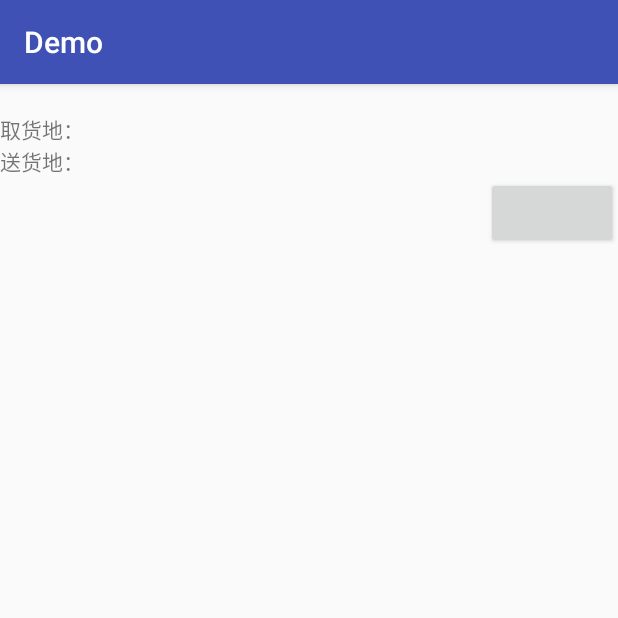
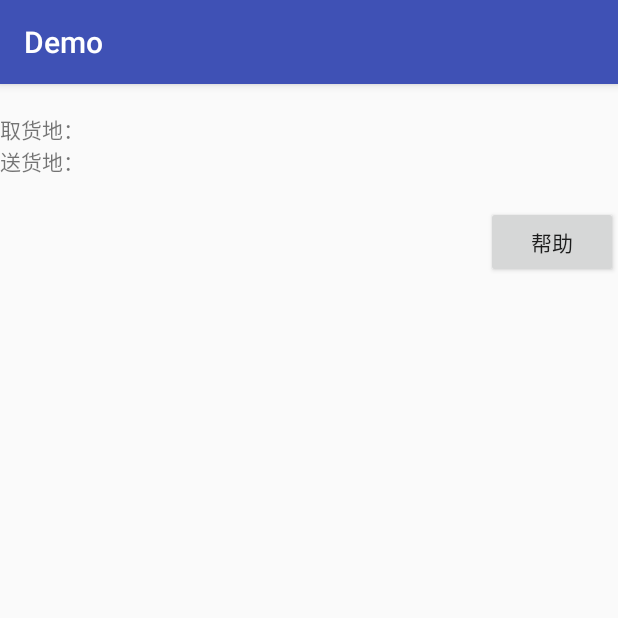
Before and after one commit to Haers/Demo, an Android app: the ItemActivity screen opened directly, with no data from a screen before it, on a phone screen of 412 x 824 dp, the top half of it. Run offline under Robolectric (Android 15) with nearby library versions, the phone set to English and light mode, and no system bars; 2 statements that could not run were skipped.

Commit message:
添加一个TextView，用于描述消息 设置帮助按钮的点击事件

```diff
--- a/app/src/main/res/layout/activity_item.xml
+++ b/app/src/main/res/layout/activity_item.xml
@@ -41,10 +41,16 @@
             android:layout_width="wrap_content"
             android:layout_height="wrap_content" />
     </LinearLayout>
+    <TextView
+        android:id="@+id/description"
+        android:layout_width="match_parent"
+        android:layout_height="wrap_content"
+        />
     <Button
         android:id="@+id/help"
         android:layout_width="wrap_content"
         android:layout_height="wrap_content"
         android:layout_gravity="right"
+        android:text="帮助"
         />
 </LinearLayout>
```
Also changed, not shown: app/src/main/java/com/acticitytest/demo/ItemActivity.java (+27 -0 lines).
